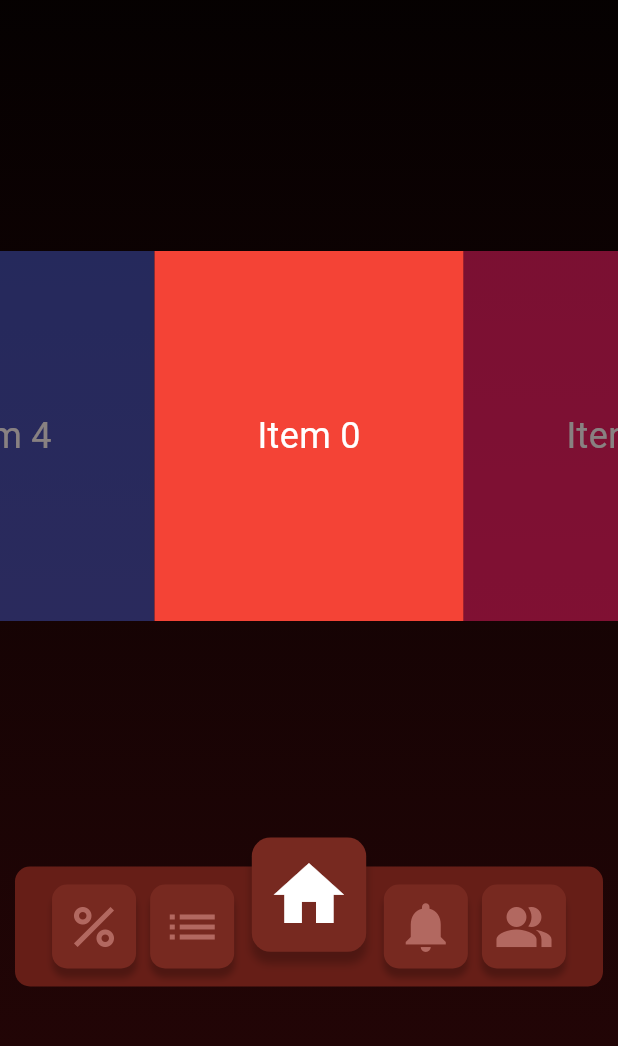
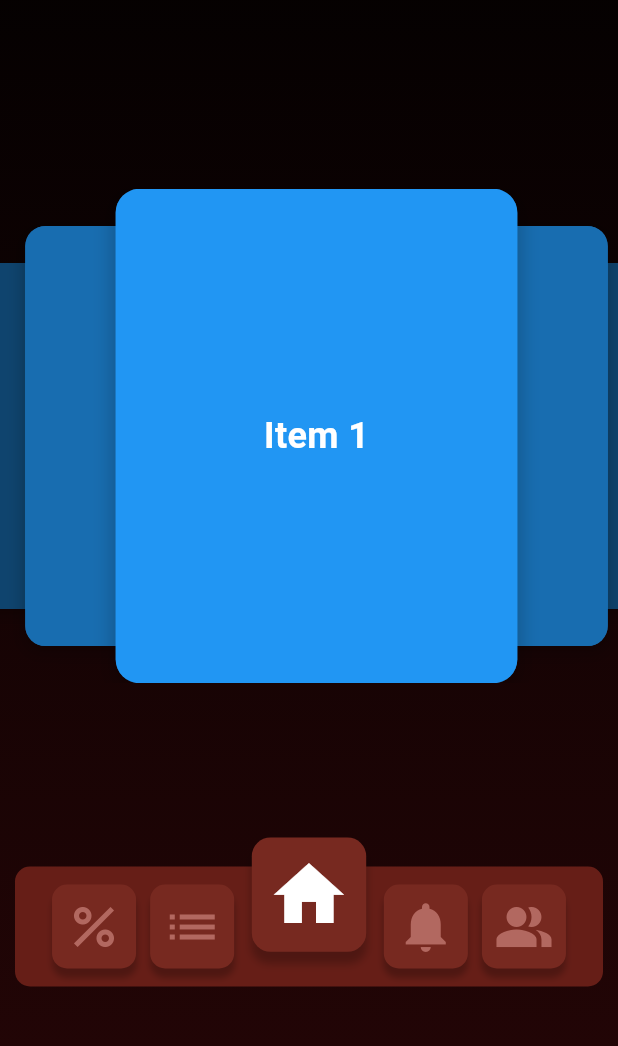
Before and after one commit to mechanical-echo/filmu_nams, a Flutter app: the screen it shows once a user with an empty profile is signed in, on a phone screen of 412 x 824 dp, the part 182-1228 px from its top. Run offline on Flutter 3.47's test engine with Material 3 defaults, Android fonts, the phone set to English and light mode, and no system bars; drawn by our look-alikes of bordered_text; our stand-ins replace cloud_firestore, firebase_auth, firebase_core, firebase_storage, flutter_svg, google_fonts and 2 more; missing offline and left inert: pattern_background; accounts and stored records are empty; generated files the repository leaves out were written again; Roboto replaces fonts that are missing (Kodchasan).

Commit message:
better carousel

```diff
--- a/lib/assets/decorations/stylized_carousel.dart
+++ /dev/null
@@ -1,66 +0,0 @@
-import 'package:flutter/material.dart';
-
-class StylizedCarousel extends StatefulWidget {
-  final List<Widget> items;
-
-  const StylizedCarousel({super.key, required this.items});
-
-  @override
-  _StylizedCarouselState createState() => _StylizedCarouselState();
-}
-
-class _StylizedCarouselState extends State<StylizedCarousel> {
-  late PageController _pageController;
-  int _currentPage = 0;
-
-  @override
-  void initState() {
-    super.initState();
-    _pageController = PageController(
-      viewportFraction: 0.5,
-      initialPage: widget.items.length * 1000,
-    );
-  }
-
-  @override
-  void dispose() {
-    _pageController.dispose();
-    super.dispose();
-  }
-
-  @override
-  Widget build(BuildContext context) {
-    return PageView.builder(
-      controller: _pageController,
-      itemBuilder: (context, index) {
-        int actualIndex = index % widget.items.length;
-        return AnimatedBuilder(
-          animation: _pageController,
-          builder: (context, child) {
-            double value = 1.0;
-            if (_pageController.position.haveDimensions) {
-              value = _pageController.page! - index;
-              value = (1 - (value.abs() * 0.3)).clamp(0.0, 1.0);
-            }
-            return Center(
-              child: SizedBox(
-                height: Curves.easeOut.transform(value) * 300,
-                width: Curves.easeOut.transform(value) * 300,
-                child: child,
-              ),
-            );
-          },
-          child: Opacity(
-            opacity: _currentPage == actualIndex ? 1.0 : 0.5,
-            child: widget.items[actualIndex],
-          ),
-        );
-      },
-      onPageChanged: (index) {
-        setState(() {
-          _currentPage = index % widget.items.length;
-        });
-      },
-    );
-  }
-}
--- /dev/null
+++ b/lib/assets/widgets/overlapping_carousel.dart
@@ -0,0 +1,142 @@
+import 'package:flutter/material.dart';
+
+class OverlappingCarousel extends StatefulWidget {
+  final List<Widget> items;
+  final double itemWidth;
+  final double itemHeight;
+  final double scaleFactor;
+  final double horizontalSpace;
+  final double spacingFactor;
+
+  const OverlappingCarousel({
+    super.key,
+    required this.items,
+    required this.itemWidth,
+    required this.itemHeight,
+    this.scaleFactor = 0.8,
+    this.horizontalSpace = 60,
+    this.spacingFactor = 0.15,
+  });
+
+  @override
+  State<OverlappingCarousel> createState() => _OverlappingCarouselState();
+}
+
+class _OverlappingCarouselState extends State<OverlappingCarousel> {
+  late PageController _pageController;
+  double _currentPage = 0;
+  static const int _infiniteOffset = 10000;
+
+  @override
+  void initState() {
+    super.initState();
+    _pageController = PageController(
+      viewportFraction: 0.6,
+      initialPage: _infiniteOffset,
+    );
+    _currentPage = _infiniteOffset.toDouble();
+    _pageController.addListener(_onPageChanged);
+  }
+
+  void _onPageChanged() {
+    setState(() {
+      _currentPage = _pageController.page ?? 0;
+    });
+  }
+
+  @override
+  void dispose() {
+    _pageController.removeListener(_onPageChanged);
+    _pageController.dispose();
+    super.dispose();
+  }
+
+  int _getWrappedIndex(int index) {
+    return index % widget.items.length;
+  }
+
+  @override
+  Widget build(BuildContext context) {
+    return SizedBox(
+      height: widget.itemHeight,
+      child: LayoutBuilder(
+        builder: (context, constraints) {
+          final currentIndex = _currentPage.floor();
+          final visibleRange = 3;
+
+          final indices = List.generate(
+            visibleRange * 2 + 1,
+            (index) => currentIndex - visibleRange + index,
+          );
+
+          indices.sort((a, b) {
+            final aDiff = (a - _currentPage).abs();
+            final bDiff = (b - _currentPage).abs();
+
+            if (aDiff == bDiff) {
+              return a > _currentPage ? -1 : 1;
+            }
+            return bDiff.compareTo(aDiff);
+          });
+
+          return Stack(
+            alignment: Alignment.center,
+            children: [
+              ...indices.map((index) => Builder(
+                    builder: (context) {
+                      final wrappedIndex = _getWrappedIndex(index);
+                      double difference = index - _currentPage;
+                      double scale =
+                          1 - (difference.abs() * (1 - widget.scaleFactor));
+
+                      double translateX =
+                          difference * widget.itemWidth * widget.spacingFactor;
+
+                      int darkness =
+                          (difference.abs() * 70).clamp(0, 255).toInt();
+
+                      return Positioned(
+                        left: constraints.maxWidth / 2 -
+                            widget.itemWidth / 2 +
+                            translateX,
+                        child: Transform.scale(
+                          scale: scale,
+                          child: Stack(
+                            children: [
+                              Container(
+                                width: widget.itemWidth,
+                                height: widget.itemHeight,
+                                margin:
+                                    const EdgeInsets.symmetric(horizontal: 5),
+                                child: widget.items[wrappedIndex],
+                              ),
+                              Container(
+                                width: widget.itemWidth,
+                                height: widget.itemHeight,
+                                margin:
+                                    const EdgeInsets.symmetric(horizontal: 5),
+                                decoration: BoxDecoration(
+                                  color: Colors.black.withAlpha(darkness),
+                                  borderRadius: BorderRadius.circular(16),
+                                ),
+                              ),
+                            ],
+                          ),
+                        ),
+                      );
+                    },
+                  )),
+              Positioned.fill(
+                child: PageView.builder(
+                  controller: _pageController,
+                  itemCount: null, // null for infinite scrolling
+                  itemBuilder: (context, index) => const SizedBox(),
+                ),
+              ),
+            ],
+          );
+        },
+      ),
+    );
+  }
+}
--- a/lib/views/client/main/home/home.dart
+++ b/lib/views/client/main/home/home.dart
@@ -1,4 +1,4 @@
-import 'package:filmu_nams/assets/decorations/stylized_carousel.dart';
+import 'package:filmu_nams/assets/widgets/overlapping_carousel.dart';
 import 'package:flutter/material.dart';
 
 class Home extends StatefulWidget {
@@ -9,6 +9,35 @@ class Home extends StatefulWidget {
 }
 
 class _HomeState extends State<Home> {
+  final List<Widget> carouselItems = List.generate(
+    5,
+    (index) => Container(
+      decoration: BoxDecoration(
+        color: Colors.blue.withAlpha(255),
+        borderRadius: BorderRadius.circular(16),
+        border: Border.all(color: Colors.blue.withAlpha(127)),
+        boxShadow: [
+          BoxShadow(
+            color: Colors.black.withAlpha(51),
+            blurRadius: 10,
+            spreadRadius: 2,
+            offset: const Offset(0, 4),
+          ),
+        ],
+      ),
+      child: Center(
+        child: Text(
+          'Item ${index + 1}',
+          style: const TextStyle(
+            fontSize: 24,
+            fontWeight: FontWeight.bold,
+            color: Colors.white,
+          ),
+        ),
+      ),
+    ),
+  );
+
   @override
   Widget build(BuildContext context) {
     double width = MediaQuery.of(context).size.width;
@@ -18,22 +47,13 @@ class _HomeState extends State<Home> {
       child: Column(
         mainAxisAlignment: MainAxisAlignment.center,
         children: [
-          SizedBox(
-            width: width,
-            height: height * 0.3,
-            child: StylizedCarousel(
-              items: List.generate(
-                5,
-                (index) => Container(
-                  decoration: BoxDecoration(
-                    color: Colors.primaries[index % Colors.primaries.length],
-                  ),
-                  alignment: Alignment.center,
-                  child: Text("Item $index",
-                      style: TextStyle(fontSize: 24, color: Colors.white)),
-                ),
-              ),
-            ),
+          OverlappingCarousel(
+            items: carouselItems,
+            itemWidth: width * 0.65,
+            itemHeight: height * 0.4,
+            scaleFactor: 0.85,
+            horizontalSpace: 10,
+            spacingFactor: 0.3,
           ),
         ],
       ),
--- a/lib/views/client/main/profile/profile.dart
+++ b/lib/views/client/main/profile/profile.dart
@@ -1,5 +1,5 @@
 import 'package:filmu_nams/assets/animations/animated_routing.dart';
-import 'package:filmu_nams/assets/decorations/profile_image.dart';
+import 'package:filmu_nams/assets/widgets/profile_image.dart';
 import 'package:filmu_nams/assets/input/filled_text_icon_button.dart';
 import 'package:filmu_nams/views/client/main/profile/profile_details.dart';
 import 'package:firebase_auth/firebase_auth.dart';
--- a/lib/views/client/main/profile/profile_details.dart
+++ b/lib/views/client/main/profile/profile_details.dart
@@ -1,5 +1,5 @@
 import 'package:filmu_nams/assets/decorations/background.dart';
-import 'package:filmu_nams/assets/decorations/profile_image.dart';
+import 'package:filmu_nams/assets/widgets/profile_image.dart';
 import 'package:filmu_nams/assets/dialog/dialog.dart';
 import 'package:filmu_nams/enums/auth_error_codes.dart';
 import 'package:filmu_nams/assets/input/filled_icon_button.dart';
```
Also changed, not shown: lib/assets/widgets/profile_image.dart (renamed from lib/assets/decorations/profile_image.dart).
